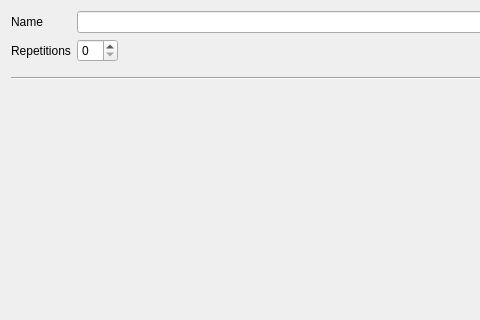
The window that cedar/processing/gui/ExperimentDialog.ui (cedar/cedar) describes before a commit, drawn with Qt 5; both pictures show x 0 to 480 and y 0 to 320 of the 588 by 424 pixel window.
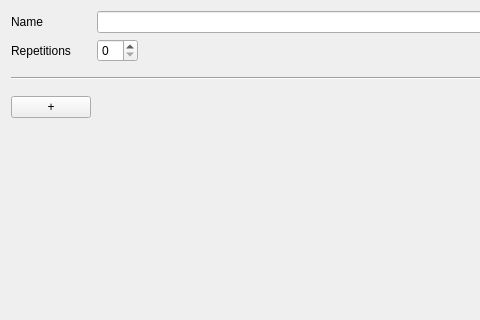
The same window after the commit.

The edit to the form file:
```diff
--- a/cedar/processing/gui/ExperimentDialog.ui
+++ b/cedar/processing/gui/ExperimentDialog.ui
@@ -31,19 +31,6 @@
    <item row="1" column="2" colspan="3">
     <widget class="QSpinBox" name="repetitionSpinBox"/>
    </item>
-   <item row="3" column="6">
-    <spacer name="verticalSpacer_3">
-     <property name="orientation">
-      <enum>Qt::Vertical</enum>
-     </property>
-     <property name="sizeHint" stdset="0">
-      <size>
-       <width>20</width>
-       <height>40</height>
-      </size>
-     </property>
-    </spacer>
-   </item>
    <item row="0" column="1">
     <widget class="QLabel" name="label">
      <property name="text">
@@ -104,6 +91,26 @@
    <item row="3" column="1" colspan="5">
     <layout class="QVBoxLayout" name="mActionSequences"/>
    </item>
+   <item row="4" column="1">
+    <widget class="QPushButton" name="mAddActionSequence">
+     <property name="text">
+      <string>+</string>
+     </property>
+    </widget>
+   </item>
+   <item row="5" column="1">
+    <spacer name="verticalSpacer">
+     <property name="orientation">
+      <enum>Qt::Vertical</enum>
+     </property>
+     <property name="sizeHint" stdset="0">
+      <size>
+       <width>20</width>
+       <height>40</height>
+      </size>
+     </property>
+    </spacer>
+   </item>
   </layout>
  </widget>
  <resources/>
```
